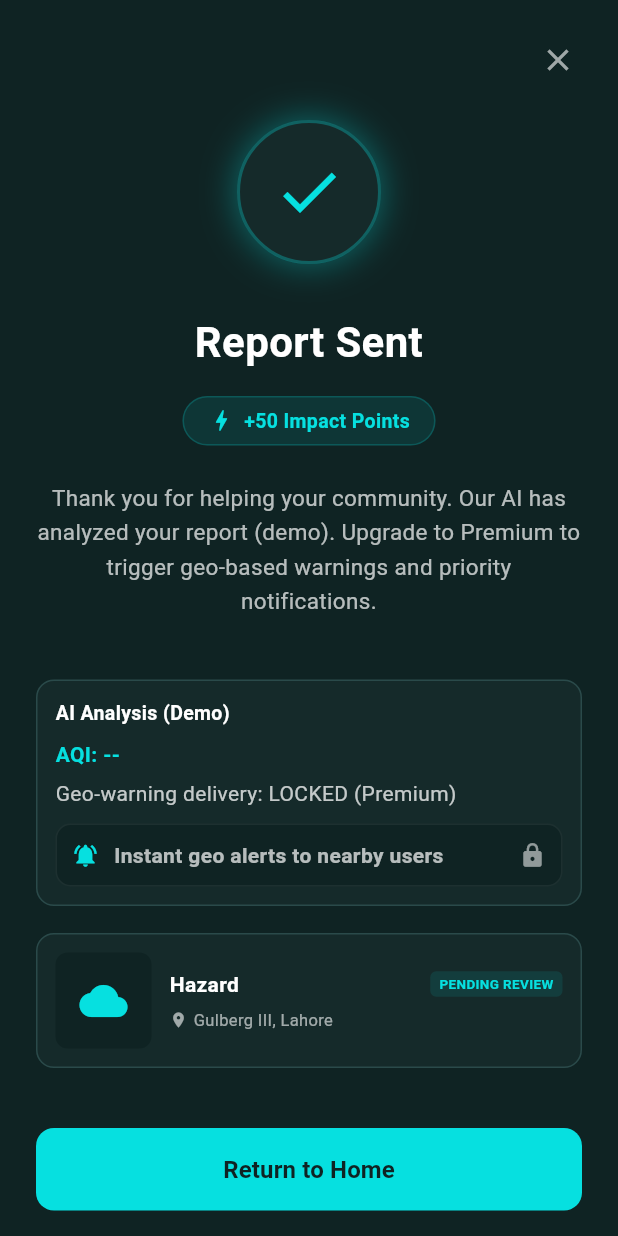
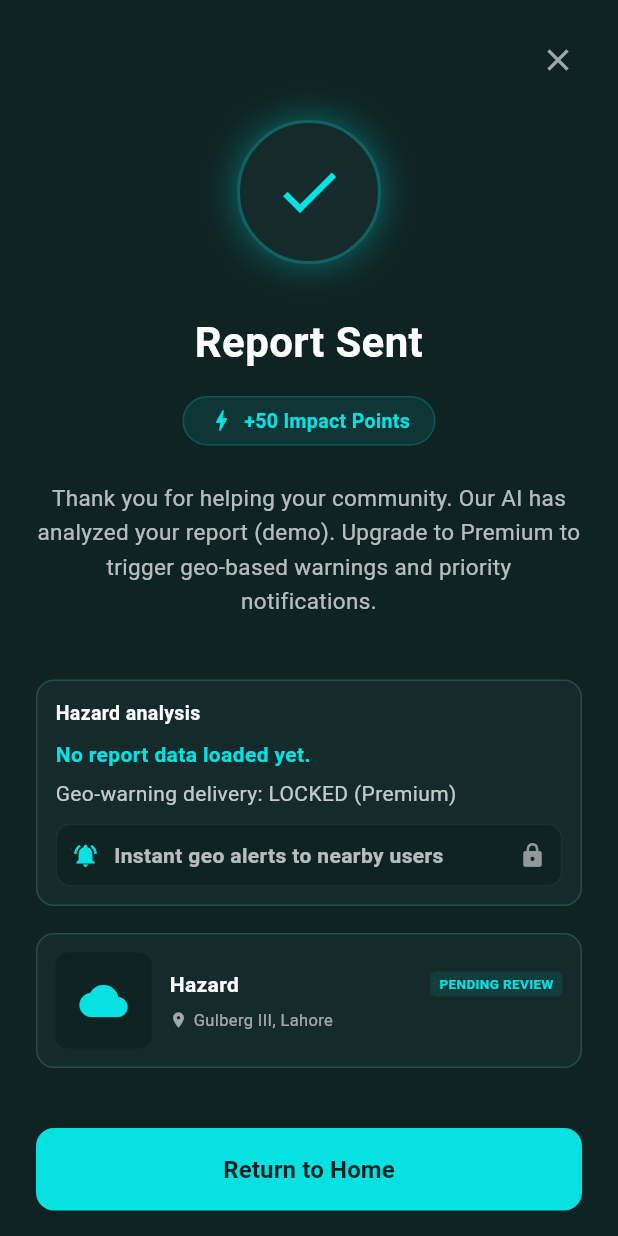
Before and after one commit to Barii1/EcoAlert, a Flutter app: the ReportConfirmationScreen screen opened directly, on a phone screen of 412 x 824 dp. Run offline on Flutter 3.47's test engine with Material 3 defaults, Android fonts, the phone set to English and light mode, and no system bars; our stand-ins replace cloud_firestore, dio, firebase_auth, firebase_core, firebase_messaging, fl_chart and 9 more; accounts and stored records are empty; network calls fail.

Commit message:
chore: deploy placeholders, notification routing, hazard AQI from sensors
Co-authored-by: Cursor <cursoragent@cursor.com>

```diff
--- /dev/null
+++ b/lib/config/api_keys.dart
@@ -0,0 +1,4 @@
+class ApiKeys {
+  static const String waqi = 'PLACEHOLDER_REPLACE_WITH_WAQI_TOKEN';
+  static const String mapbox = '';
+}
--- a/lib/config/app_config.dart
+++ b/lib/config/app_config.dart
@@ -6,7 +6,7 @@ class AppConfig {
   static const String waqiToken = ApiKeys.waqi;
   static const String openWeatherApiKey = String.fromEnvironment(
     'OPENWEATHER_API_KEY',
-    defaultValue: '',
+    defaultValue: 'http://10.0.2.2:5000',
   );
   // ── PRODUCTION URL ────────────────────────────────────────────────────────
   // After deploying to Railway, paste your URL here as the defaultValue.
@@ -15,7 +15,7 @@ class AppConfig {
   // For physical device on same WiFi use: 'http://192.168.1.15:5000'
   static const String uploadApiBaseUrl = String.fromEnvironment(
     'UPLOAD_API_BASE_URL',
-    defaultValue: 'http://10.0.2.2:5000',   // ← REPLACE THIS after Railway deploy
+    defaultValue: 'PLACEHOLDER_REPLACE_WITH_RAILWAY_URL',
   );
   static const String defaultCity = 'lahore';
   static const int refreshIntervalMinutes = 15;
--- /dev/null
+++ b/lib/config/app_navigator.dart
@@ -0,0 +1,5 @@
+import 'package:flutter/material.dart';
+
+/// Global navigator key so push handlers (FCM, local notifications) can route
+/// without a [BuildContext].
+final GlobalKey<NavigatorState> appNavigatorKey = GlobalKey<NavigatorState>();
--- a/lib/main.dart
+++ b/lib/main.dart
@@ -4,6 +4,7 @@ import 'package:firebase_core/firebase_core.dart';
 import 'package:provider/provider.dart';
 import 'firebase_options.dart';
 import 'config/app_colors.dart';
+import 'config/app_navigator.dart';
 import 'services/firestore_service.dart';
 import 'services/notification_service.dart';
 import 'screens/splash_screen.dart';
@@ -157,6 +158,7 @@ class EcoAlertApp extends StatelessWidget {
       child: Consumer<ThemeProvider>(
         builder: (context, themeProvider, child) {
           return MaterialApp(
+            navigatorKey: appNavigatorKey,
             title: 'EcoAlert',
             debugShowCheckedModeBanner: false,
             onGenerateRoute: (settings) {
--- a/lib/models/hazard_report_model.dart
+++ b/lib/models/hazard_report_model.dart
@@ -29,9 +29,10 @@ class HazardReportModel {
   final DateTime createdAt;
   final ReportStatus status;
 
-  // Hard-coded "AI inference" fields for demo.
+  /// Regional AQI / pollutant snapshot when provided (e.g. from WAQI); otherwise 0 / empty.
   final int aqi;
   final String mainPollutant;
+  /// Model confidence 0–1 when the backend supplies it; 0 means not scored.
   final double confidence;
 
   // Backend fields
--- a/lib/screens/admin_content_management_screen.dart
+++ b/lib/screens/admin_content_management_screen.dart
@@ -237,6 +237,7 @@ class _AdminContentManagementScreenState
                               ),
                             ],
                           ),
+                          // TODO: implement content management
                           ElevatedButton.icon(
                             onPressed: () {
                               // TODO: Add new article
--- a/lib/screens/report_confirmation_screen.dart
+++ b/lib/screens/report_confirmation_screen.dart
@@ -129,8 +129,33 @@ class ReportConfirmationScreen extends StatelessWidget {
                         textAlign: TextAlign.center,
                       ),
                       const SizedBox(height: 40),
-                      // AI Analysis (Demo)
-                      Container(
+                      // Contextual analysis (sensor data when available; otherwise explicit estimates)
+                      Builder(
+                        builder: (context) {
+                          final r = latestReport;
+                          final smogReport = hazardType.toString().toLowerCase().contains('smog') ||
+                              hazardType.toString().toLowerCase().contains('aqi');
+                          final hasSensorAqi = r != null && r.aqi > 0;
+                          final title = (smogReport && hasSensorAqi)
+                              ? 'Regional air quality (sensors)'
+                              : (hasSensorAqi
+                                  ? 'Environmental context'
+                                  : 'Hazard analysis');
+                          final detailLine = r == null
+                              ? 'No report data loaded yet.'
+                              : !hasSensorAqi
+                                  ? 'AQI and model confidence are not inferred for this hazard type on the device. '
+                                      'Submit a Smog / AQI report to attach the latest regional sensor snapshot when available.'
+                                  : () {
+                                      final pol = r.mainPollutant.isNotEmpty
+                                          ? r.mainPollutant
+                                          : 'pollutant mix';
+                                      final confText = r.confidence > 0
+                                          ? '${(r.confidence * 100).round()}% (model)'
+                                          : 'model confidence not available — sensor snapshot only, not verified for your photos';
+                                      return 'AQI: ${r.aqi} • $pol • $confText';
+                                    }();
+                          return Container(
                             width: double.infinity,
                             padding: const EdgeInsets.all(12),
                             decoration: BoxDecoration(
@@ -143,9 +168,9 @@ class ReportConfirmationScreen extends StatelessWidget {
                             child: Column(
                               crossAxisAlignment: CrossAxisAlignment.start,
                               children: [
-                            const Text(
-                              'AI Analysis (Demo)',
-                              style: TextStyle(
+                                Text(
+                                  title,
+                                  style: const TextStyle(
                                     color: Colors.white,
                                     fontWeight: FontWeight.bold,
                                     fontSize: 13,
@@ -153,14 +178,22 @@ class ReportConfirmationScreen extends StatelessWidget {
                                 ),
                                 const SizedBox(height: 8),
                                 Text(
-                              latestReport == null
-                                  ? 'AQI: --'
-                                  : 'AQI: ${latestReport.aqi} • ${latestReport.mainPollutant} • ${(latestReport.confidence * 100).round()}% confidence',
+                                  detailLine,
                                   style: const TextStyle(
                                     color: Color(0xFF06e0e0),
                                     fontWeight: FontWeight.bold,
                                   ),
                                 ),
+                                if (smogReport && hasSensorAqi) ...[
+                                  const SizedBox(height: 6),
+                                  Text(
+                                    'Estimated from public sensor feeds (for example WAQI), not from on-device image classification.',
+                                    style: TextStyle(
+                                      color: Colors.white.withOpacity(0.75),
+                                      fontSize: 12,
+                                    ),
+                                  ),
+                                ],
                                 const SizedBox(height: 6),
                                 Text(
                                   isPremium
@@ -206,6 +239,8 @@ class ReportConfirmationScreen extends StatelessWidget {
                                 ],
                               ],
                             ),
+                          );
+                        },
                       ),
                       const SizedBox(height: 18),
                       // Report Summary Card
```
Also changed, not shown: lib/models/aqi_model.dart (+15 -0 lines), lib/screens/report_hazard_screen.dart (+14 -0 lines), lib/services/notification_service.dart (+55 -3 lines). Lines whose indentation alone changed are shown as unchanged.
